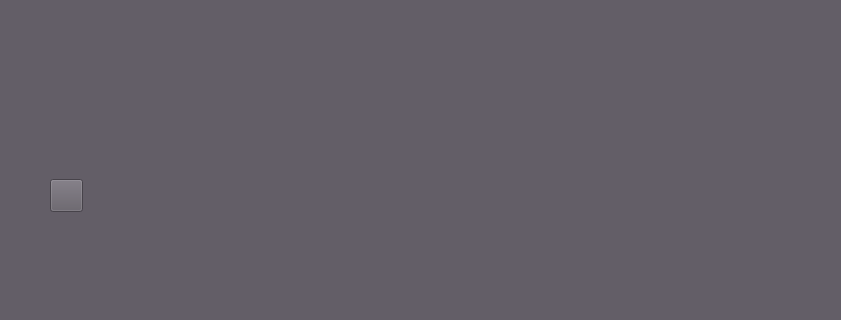
Old version of the form SpriteCreator/mainwindow.ui in the repository tmpope/qtSpriteEditor; both pictures show x 0 to 841 and y 580 to 900 of the 1200 by 900 pixel window.
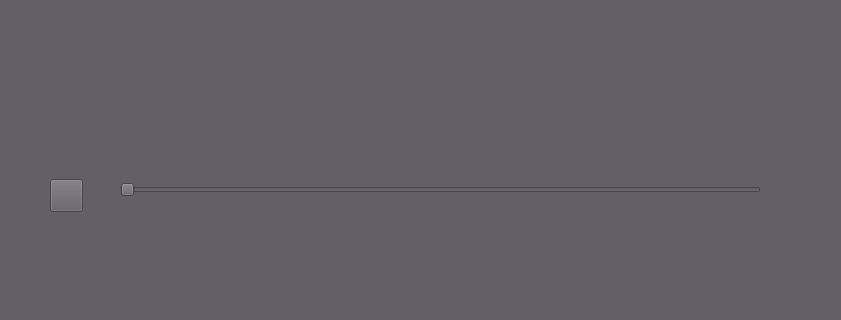
New version of the form. Icons and pictures are not drawn. Custom widgets are drawn as their Qt base class.

Commit message: Added clone stuff; new frame stuff; frame selector slider. Found bug with frame cloning.

```diff
--- a/SpriteCreator/mainwindow.ui
+++ b/SpriteCreator/mainwindow.ui
@@ -91,16 +91,6 @@
      <number>0</number>
     </property>
    </widget>
-   <widget class="QWidget" name="frameSelectionWidget" native="true">
-    <property name="geometry">
-     <rect>
-      <x>120</x>
-      <y>690</y>
-      <width>640</width>
-      <height>120</height>
-     </rect>
-    </property>
-   </widget>
    <widget class="QPushButton" name="penButton">
     <property name="geometry">
      <rect>
@@ -264,6 +254,28 @@
      <string/>
     </property>
    </widget>
+   <widget class="QSlider" name="frameSelectorSlider">
+    <property name="geometry">
+     <rect>
+      <x>120</x>
+      <y>725</y>
+      <width>641</width>
+      <height>31</height>
+     </rect>
+    </property>
+    <property name="minimum">
+     <number>1</number>
+    </property>
+    <property name="maximum">
+     <number>999</number>
+    </property>
+    <property name="pageStep">
+     <number>1</number>
+    </property>
+    <property name="orientation">
+     <enum>Qt::Horizontal</enum>
+    </property>
+   </widget>
   </widget>
   <widget class="QStatusBar" name="statusbar"/>
   <widget class="QToolBar" name="pushButton">
```
The commit also changes 4 other files.
